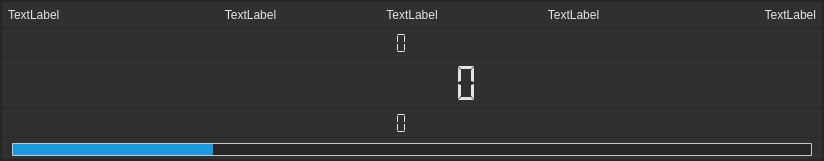
This is LEO_sniffy/GUI/widgetdisplay.ui in jirik09/Sniffy as Qt 5 draws it before an edit. The edited form follows.
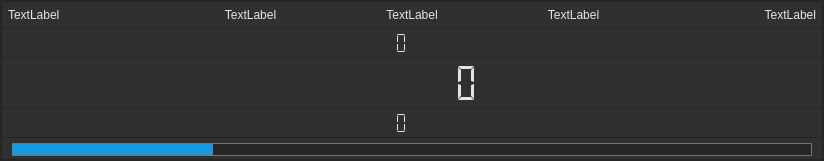
This is the edited form.

The edit to the form file:
```diff
--- a/LEO_sniffy/GUI/widgetdisplay.ui
+++ b/LEO_sniffy/GUI/widgetdisplay.ui
@@ -646,8 +646,7 @@
               </property>
               <property name="styleSheet">
                <string notr="true">QProgressBar {
-    border: 1px solid;
-	border-color: rgb(200, 200, 200);
+	border: 1px solid #777;
     border-radius: 1px;
 	background: rgb(38, 38, 38);
 }
```
